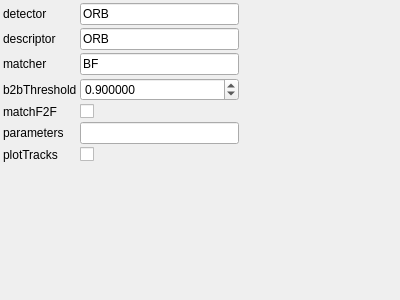
NickPenkrat/corecvs, file utils/corestructs/coreWidgets/featureDetectionParamsControlWidget.ui: the form before one commit.
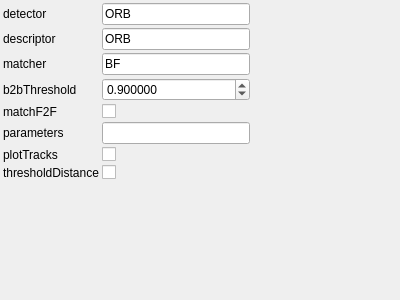
The form after the commit.

The edit to the form file:
```diff
--- a/utils/corestructs/coreWidgets/featureDetectionParamsControlWidget.ui
+++ b/utils/corestructs/coreWidgets/featureDetectionParamsControlWidget.ui
@@ -151,7 +151,24 @@
        </property>
      </widget>
     </item>
-   <item row="7" column="0">
+    <item row="7" column="0">
+     <widget class="QLabel" name="label_7">
+       <property name="text">
+         <string>thresholdDistance</string>
+       </property>
+     </widget>
+    </item>
+    <item row="7" column="1">
+     <widget class="QCheckBox" name="thresholdDistanceCheckBox">
+       <property name="toolTip">
+         <string>Threshold by descriptor distance instead of b2b ratio</string>
+       </property>
+       <property name="checked">
+           <bool>0</bool>
+       </property>
+     </widget>
+    </item>
+   <item row="8" column="0">
     <spacer name="verticalSpacer">
      <property name="orientation">
       <enum>Qt::Vertical</enum>
@@ -164,7 +181,7 @@
      </property>
     </spacer>
    </item>
-   <item row="7" column="2">
+   <item row="8" column="2">
     <spacer name="horizontalSpacer">
      <property name="orientation">
       <enum>Qt::Horizontal</enum>
```
Left out of the diff: 6 changed lines with no effect on the pictures.
